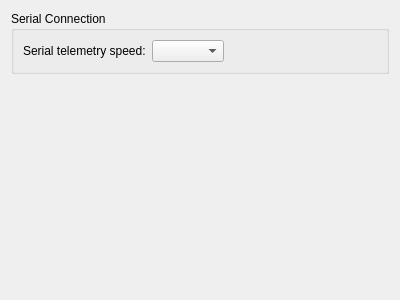
The window that ground/openpilotgcs/src/plugins/serialconnection/serialpluginoptions.ui (FlyTheThings/raspberrypilot) describes before a commit, drawn with Qt 5.
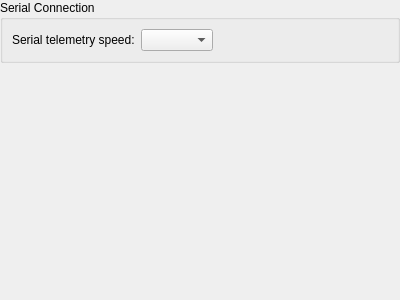
The same window after the commit.

What changed in the file:
```diff
--- a/ground/openpilotgcs/src/plugins/serialconnection/serialpluginoptions.ui
+++ b/ground/openpilotgcs/src/plugins/serialconnection/serialpluginoptions.ui
@@ -14,6 +14,9 @@
    <string>Form</string>
   </property>
   <layout class="QVBoxLayout" name="verticalLayout">
+   <property name="margin">
+    <number>0</number>
+   </property>
    <item>
     <widget class="QGroupBox" name="groupBox">
      <property name="title">
```
